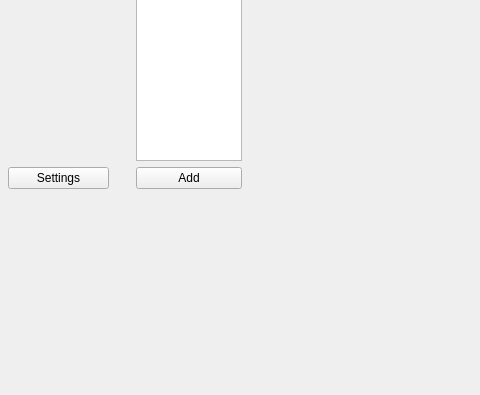
First picture: the form in src/apps/terrain_controls_widget.ui, repository b3h4re/world-gen, before the edit; both pictures show x 0 to 480 and y 230 to 625 of the 919 by 625 pixel window.
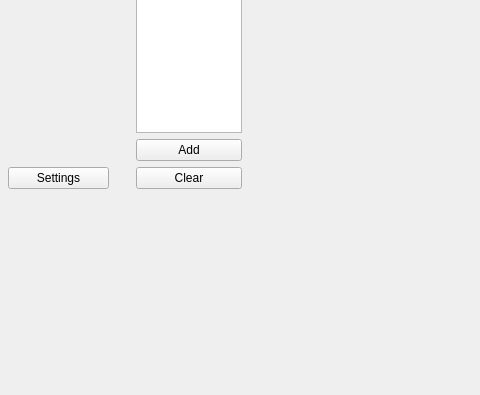
Second picture: the form after the edit.

Commit message: clear pipeline button

```diff
--- a/src/apps/terrain_controls_widget.ui
+++ b/src/apps/terrain_controls_widget.ui
@@ -140,6 +140,13 @@
          </property>
         </widget>
        </item>
+       <item>
+        <widget class="QPushButton" name="clearPipelineButton">
+         <property name="text">
+          <string>Clear</string>
+         </property>
+        </widget>
+       </item>
       </layout>
      </widget>
     </widget>
```
The commit also changes 4 other files.
